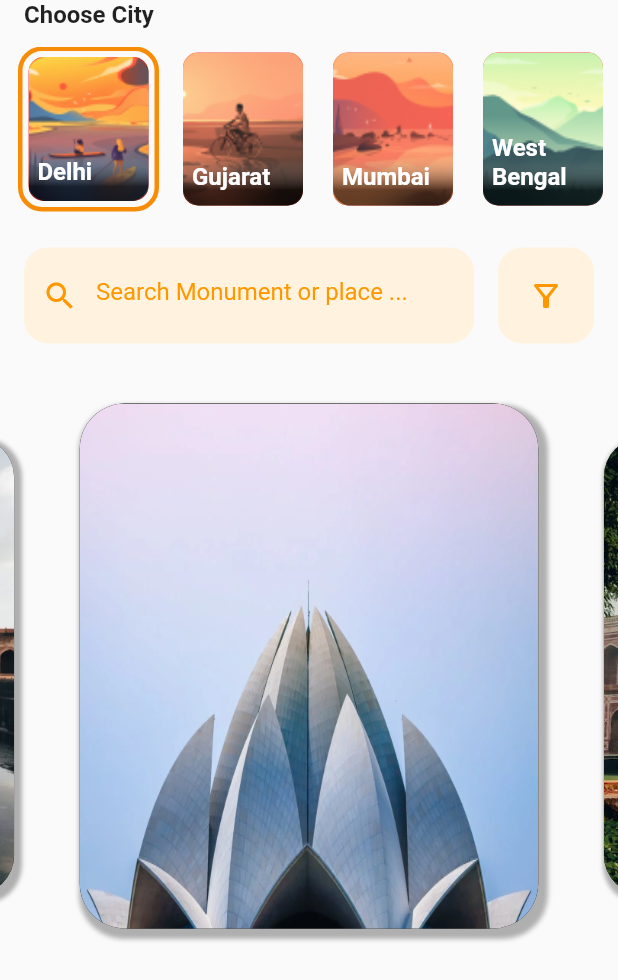
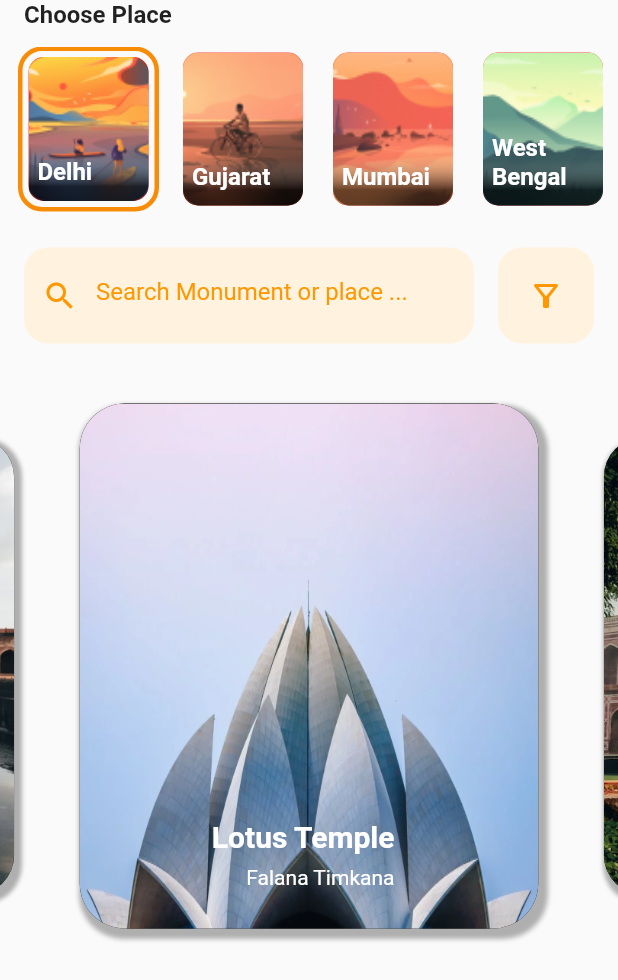
Before and after one commit to rishabh0906/WinAR-SIH-App, a Flutter app: the HomePage widget shown alone on an empty page, opened directly, after a tap on "Delhi", on a phone screen of 412 x 824 dp. Shown: the top 980 px of the screen. Run offline on Flutter 3.47's test engine with Material 2 defaults, Android fonts, the light colour scheme and no system bars; drawn by our look-alikes of carousel_slider; our stand-ins replace flutter_rating_bar, flutter_snake_navigationbar, get, google_nav_bar; missing offline and left inert: device_apps; network calls fail.

Commit message:
Changes in UI

```diff
--- a/lib/constants/list_files.dart
+++ b/lib/constants/list_files.dart
@@ -5,7 +5,7 @@ import 'package:teleport_ar/constants/category.dart';
 class PlaceId{
   static const int delhiId = 1;
   static const int gujaratId = 2;
-  static const int mumbaiId = 3;
+  static const int maharashraId = 3;
   static const int westBengalId = 4;
 }
 
@@ -22,7 +22,7 @@ final List<HomePageTopDestinationModel> listOfTopDestination = [
       imagePath: "assets/jaipurPic.png"
   ),
   HomePageTopDestinationModel(
-      id: PlaceId.mumbaiId,
+      id: PlaceId.maharashraId,
       destinationName: "Mumbai",
       imagePath: "assets/varanasiPic.png"
   ),
--- a/lib/homepage.dart
+++ b/lib/homepage.dart
@@ -52,7 +52,7 @@ class _HomePageState extends State<HomePage> {
             SizedBox(height: MediaQuery.of(context).padding.top,),
             Container(
                 margin: EdgeInsets.symmetric(horizontal: 16),
-                child: Text("Choose City", style: TextStyle(fontWeight: FontWeight.w600, fontSize: 16),)),
+                child: Text("Choose Place", style: TextStyle(fontWeight: FontWeight.w600, fontSize: 16),)),
             Container(
               margin: EdgeInsets.symmetric(vertical: 12),
               height: 110,
@@ -215,13 +215,19 @@ class _HomePageState extends State<HomePage> {
                                         ],
                                     ),
                                   ),
-                                  // Column(
-                                  //   crossAxisAlignment: CrossAxisAlignment.start,
-                                  //   children: [
-                                  //     Text("${destination.title}", style: TextStyle(fontSize: 20, fontWeight: FontWeight.bold),),
-                                  //     Text("${destination.subTitle}", maxLines: 1,)
-                                  //   ],
-                                  // )
+                                  Container(
+                                    height: 324,
+                                    margin: EdgeInsets.only(left: 88),
+                                    child: Column(
+                                      crossAxisAlignment: CrossAxisAlignment.end,
+                                      mainAxisAlignment: MainAxisAlignment.end,
+                                      children: [
+                                        Text("${destination.nameOfPlace}", style: TextStyle(fontSize: 20, fontWeight: FontWeight.bold, color: Colors.white),),
+                                        SizedBox(height: 8,),
+                                        Text("${destination.subTitle}", maxLines: 1, style: TextStyle(color: Colors.white),)
+                                      ],
+                                    ),
+                                  )
                                 ],
                               ),
                             ),
@@ -311,7 +317,7 @@ class _HomePageState extends State<HomePage> {
       case PlaceId.gujaratId: {
         return listOfGujaratPlaces;
       }
-      case PlaceId.mumbaiId: {
+      case PlaceId.maharashraId: {
         return listOfMumbaiPlaces;
       }
       case PlaceId.westBengalId: {
```
